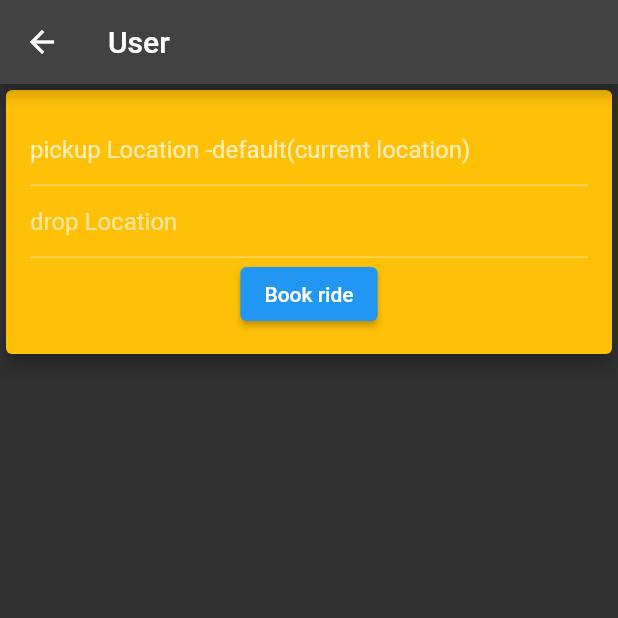
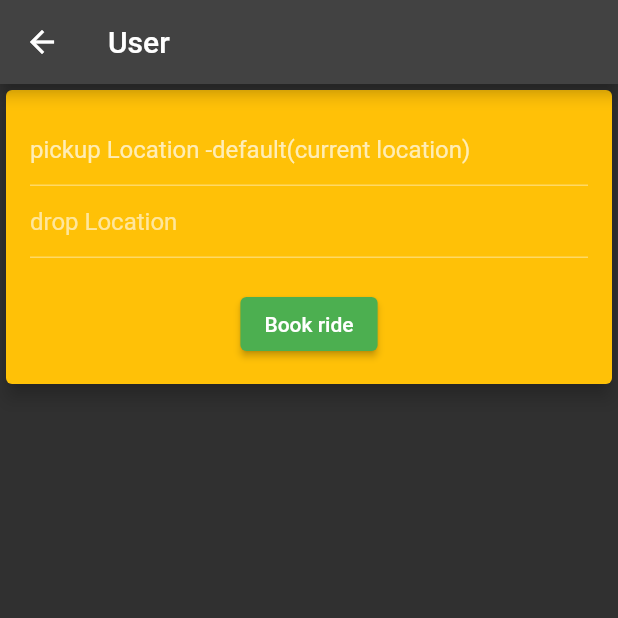
Before and after one commit to HARSH-17177/nama_yatri, a Flutter app: the screen it shows once a user with an empty profile is signed in, after a tap on "Proceed as User", on a phone screen of 412 x 824 dp, the top half of it. Run offline on Flutter 3.47's test engine with Material 2 defaults, Android fonts, the phone set to English and light mode, and no system bars; our stand-ins replace cloud_firestore, email_validator, firebase_auth, firebase_core, fluttertoast, font_awesome_flutter and 2 more; accounts and stored records are empty.

Commit message:
some more updates to commit

```diff
--- a/lib/driver/driverupload.dart
+++ b/lib/driver/driverupload.dart
@@ -20,6 +20,7 @@ class _DriverLiveState extends State<DriverLive> {
   Position? currentposition;
   String? currentAddress;
   List<String> x = [];
+  bool loading = false;
   var whatsapp = TextEditingController();
   String? user;
   late final DocumentReference _reference;
@@ -93,17 +94,22 @@ class _DriverLiveState extends State<DriverLive> {
                     style:
                         ElevatedButton.styleFrom(backgroundColor: Colors.green),
                     onPressed: () async {
+                      setState(() {
+                        loading = true;
+                      });
                       Position? x = await _determinePosition();
                       if (x != null) {
                         upload(whatsapp.text);
                       }
                       whatsapp.clear();
+                      loading = false;
                       navigation();
                     },
                     child: const Text("Submit")),
               ]),
             ),
           ),
+          (loading) ? const CircularProgressIndicator.adaptive() : Container(),
         ],
       ),
     );
--- a/lib/homepage.dart
+++ b/lib/homepage.dart
@@ -29,8 +29,8 @@ class Homepage extends StatelessWidget {
           children: [
             ElevatedButton.icon(
                 style: ElevatedButton.styleFrom(
-                  primary: Colors.amber,
-                ),
+                    backgroundColor: Colors.amber,
+                    minimumSize: const Size(340, 140)),
                 onPressed: () {
                   Navigator.push(
                       context,
@@ -38,11 +38,21 @@ class Homepage extends StatelessWidget {
                         builder: (context) => const DriverLive(),
                       ));
                 },
-                icon: const Icon(Icons.electric_rickshaw),
+                icon: const Icon(
+                  Icons.electric_rickshaw,
+                  color: Colors.black,
+                  size: 45,
+                ),
                 label: const Text(
                   "Proceed as Captain",
-                  style: TextStyle(fontSize: 25, fontWeight: FontWeight.bold),
+                  style: TextStyle(
+                      fontSize: 30,
+                      fontWeight: FontWeight.bold,
+                      color: Colors.black),
                 )),
+            const SizedBox(
+              height: 20,
+            ),
             ElevatedButton.icon(
                 onPressed: () {
                   Navigator.push(
@@ -51,8 +61,13 @@ class Homepage extends StatelessWidget {
                         builder: (context) => const UserPage(),
                       ));
                 },
-                style: ElevatedButton.styleFrom(primary: Colors.green[800]),
-                icon: const Icon(Icons.man),
+                style: ElevatedButton.styleFrom(
+                    backgroundColor: Colors.green[800],
+                    minimumSize: const Size(340, 140)),
+                icon: const Icon(
+                  Icons.man,
+                  size: 50,
+                ),
                 label: const Text(
                   "Proceed as User",
                   style: TextStyle(fontSize: 30, fontWeight: FontWeight.bold),
--- a/lib/user/userpage.dart
+++ b/lib/user/userpage.dart
@@ -55,6 +55,7 @@ class _UserPageState extends State<UserPage> {
   String? droplat;
   String? droplong;
   String? destaddress;
+  bool loading = false;
   @override
   Widget build(BuildContext context) {
     return Scaffold(
@@ -85,13 +86,23 @@ class _UserPageState extends State<UserPage> {
                     decoration:
                         const InputDecoration(hintText: "drop Location"),
                   ),
+                  const SizedBox(
+                    height: 20,
+                  ),
                   ElevatedButton(
+                      style: ElevatedButton.styleFrom(
+                        backgroundColor: Colors.green,
+                      ),
                       onPressed: () async {
+                        setState(() {
+                          loading = true;
+                        });
                         Position? x = await _determinePosition();
                         // if (x != null) {
                         //   upload(x.latitude.toString(), x.longitude.toString(),
                         //       droplat.toString(), droplong.toString());
                         // }
+                        loading = false;
                         Navigator.push(
                             context,
                             MaterialPageRoute(
@@ -109,6 +120,12 @@ class _UserPageState extends State<UserPage> {
               ),
             ),
           ),
+          if (loading) Column(
+            children: const [
+              SizedBox(height: 20,),
+              CircularProgressIndicator.adaptive(),
+            ],
+          ) else Container(),
           Expanded(
             child: ListView.builder(
               itemCount: places.length,
@@ -124,6 +141,7 @@ class _UserPageState extends State<UserPage> {
                       droplat = places[index]['lat'];
                       droplong = places[index]['lon'];
                       destaddress = places[index]['display_name'];
+                      drop.text = places[index]['display_name'];
                       places.clear();
                     });
                   },
```
Also changed, not shown: lib/calculation page/calculation_page.dart (+7 -6 lines), lib/driver/driverpage.dart (+80 -17 lines).
